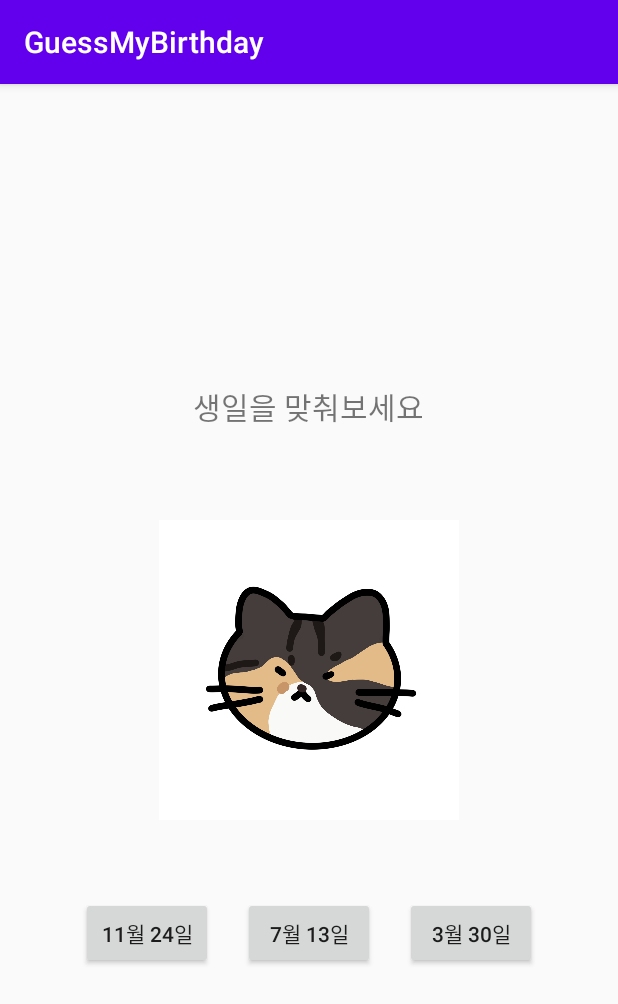
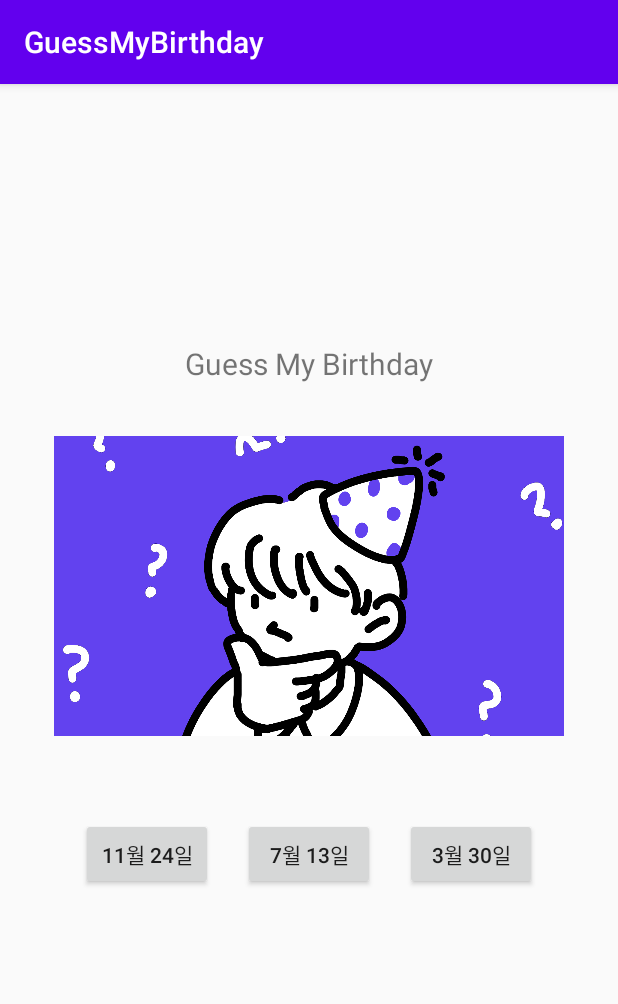
Before and after one commit to da-heee/GuessMyBirthday, an Android app: the screen it shows after launch (MainActivity), on a phone screen of 412 x 824 dp. Shown: the top 1004 px of the screen. Run offline under Robolectric (Android 15) with nearby library versions, the phone set to English and light mode, and no system bars.

Commit message:
"image change"

```diff
--- a/app/src/main/res/layout/activity_main.xml
+++ b/app/src/main/res/layout/activity_main.xml
@@ -12,15 +12,13 @@
         android:id="@+id/textView"
         android:layout_width="wrap_content"
         android:layout_height="wrap_content"
-        android:layout_marginTop="180dp"
-        android:text="생일을 맞춰보세요"
+        android:text="Guess My Birthday"
         android:textSize="20sp"
-        app:layout_constraintBottom_toTopOf="@+id/imageView3"
+        app:layout_constraintBottom_toTopOf="@+id/imageView"
         app:layout_constraintEnd_toEndOf="parent"
-        app:layout_constraintHorizontal_bias="0.497"
         app:layout_constraintStart_toStartOf="parent"
         app:layout_constraintTop_toTopOf="parent"
-        app:layout_constraintVertical_bias="0.915"
+        app:layout_constraintVertical_bias="0.814"
         tools:ignore="HardcodedText" />
 
     <LinearLayout
@@ -31,8 +29,8 @@
         app:layout_constraintBottom_toBottomOf="parent"
         app:layout_constraintEnd_toEndOf="parent"
         app:layout_constraintStart_toStartOf="parent"
-        app:layout_constraintTop_toTopOf="parent"
-        app:layout_constraintVertical_bias="0.776">
+        app:layout_constraintTop_toBottomOf="@+id/imageView"
+        app:layout_constraintVertical_bias="0.183">
 
         <Button
             android:id="@+id/right_btn"
@@ -64,17 +62,17 @@
 
     </LinearLayout>
 
-
     <ImageView
-        android:id="@+id/imageView2"
-        android:layout_width="200dp"
+        android:id="@+id/imageView"
+        android:layout_width="wrap_content"
         android:layout_height="200dp"
-        app:layout_constraintBottom_toTopOf="@+id/linearLayout"
+        app:layout_constraintBottom_toBottomOf="parent"
         app:layout_constraintEnd_toEndOf="parent"
+        app:layout_constraintHorizontal_bias="0.0"
         app:layout_constraintStart_toStartOf="parent"
         app:layout_constraintTop_toTopOf="parent"
-        app:layout_constraintVertical_bias="0.868"
-        app:srcCompat="@drawable/pepper" />
+        app:layout_constraintVertical_bias="0.407"
+        app:srcCompat="@drawable/img" />
 
 
 </androidx.constraintlayout.widget.ConstraintLayout>
```
Also changed, not shown: app/src/main/res/drawable-v24/pepper.png (deleted), app/src/main/res/drawable/img.png (added).
